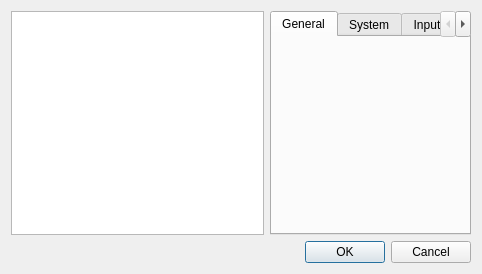
The window that src/citra/configuration/configure.ui (GreenAmaranthine/citra) describes before a commit, drawn with Qt 5.
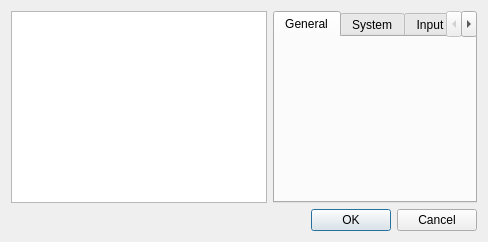
The same window after the commit. Custom widgets are drawn as their Qt base class.

What changed in the file:
```diff
--- a/src/citra/configuration/configure.ui
+++ b/src/citra/configuration/configure.ui
@@ -2,14 +2,6 @@
 <ui version="4.0">
  <class>ConfigurationDialog</class>
  <widget class="QDialog" name="ConfigurationDialog">
-  <property name="geometry">
-   <rect>
-    <x>0</x>
-    <y>0</y>
-    <width>482</width>
-    <height>274</height>
-   </rect>
-  </property>
   <property name="windowTitle">
    <string>Citra Configuration</string>
   </property>
```
Left out of the diff: 9 changed lines with no effect on the pictures.
